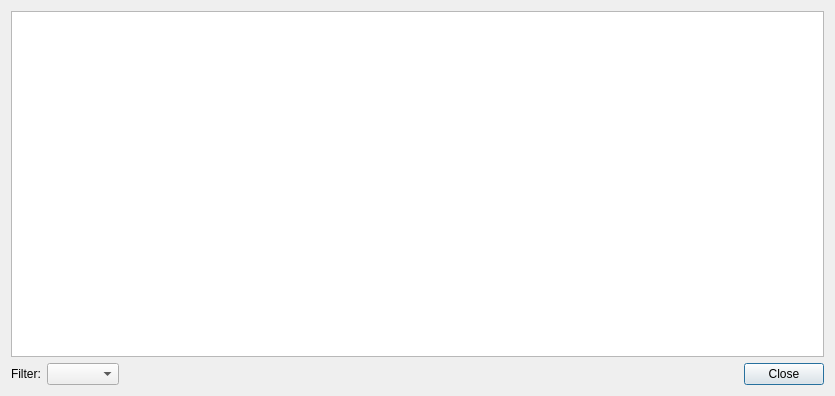
Above: src/spool/ui/logging.ui from pyrocko/kite before the change. Below: the same form after it.
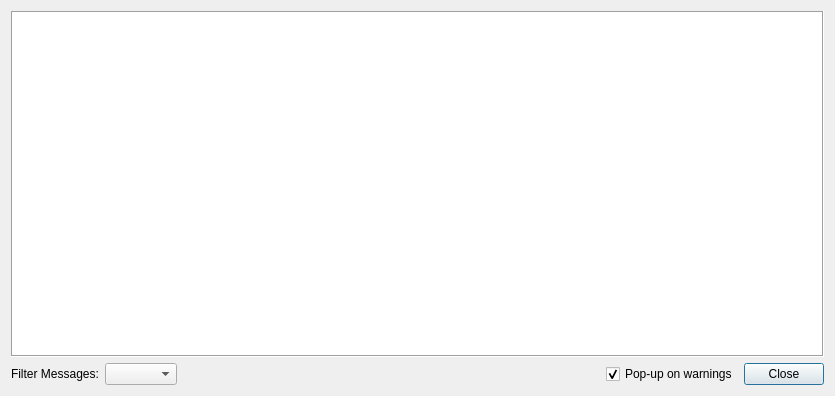
That is the form after the change. Icons and pictures are not drawn.

Commit message: Implemented Logging window

Patch:
```diff
--- a/src/spool/ui/logging.ui
+++ b/src/spool/ui/logging.ui
@@ -24,14 +24,14 @@
     <widget class="QTableView" name="tableView">
      <property name="font">
       <font>
-       <family>Courier</family>
+       <family>Bitstream Vera Sans Mono</family>
        <weight>50</weight>
        <italic>false</italic>
        <bold>false</bold>
       </font>
      </property>
      <property name="frameShape">
-      <enum>QFrame::StyledPanel</enum>
+      <enum>QFrame::Box</enum>
      </property>
      <property name="autoScroll">
       <bool>true</bool>
@@ -51,11 +51,17 @@
      <property name="selectionBehavior">
       <enum>QAbstractItemView::SelectRows</enum>
      </property>
+     <property name="iconSize">
+      <size>
+       <width>20</width>
+       <height>20</height>
+      </size>
+     </property>
      <property name="textElideMode">
       <enum>Qt::ElideRight</enum>
      </property>
      <property name="wordWrap">
-      <bool>false</bool>
+      <bool>true</bool>
      </property>
      <property name="cornerButtonEnabled">
       <bool>false</bool>
@@ -91,7 +97,7 @@
         </sizepolicy>
        </property>
        <property name="text">
-        <string>Filter:</string>
+        <string>Filter Messages:</string>
        </property>
        <property name="buddy">
         <cstring>filterBox</cstring>
@@ -114,6 +120,16 @@
        </property>
       </spacer>
      </item>
+     <item>
+      <widget class="QCheckBox" name="autoBox">
+       <property name="text">
+        <string>Pop-up on warnings</string>
+       </property>
+       <property name="checked">
+        <bool>true</bool>
+       </property>
+      </widget>
+     </item>
      <item>
       <widget class="QPushButton" name="closeButton">
        <property name="text">
```
Left out of the diff: 13 changed lines with no effect on the pictures. The commit also changes 4 other files.
